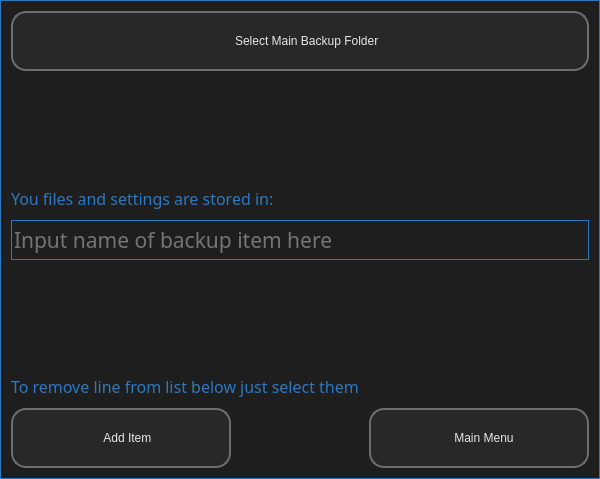
Old version of the form ui/ui_07_settings.ui in the repository il721/EasyBack.
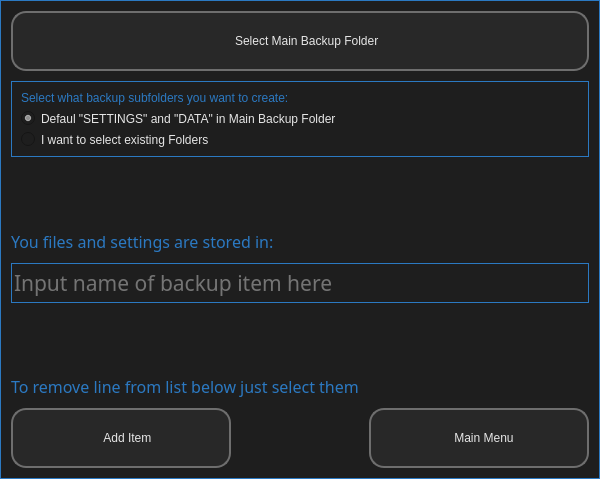
New version of the form. Icons and pictures are not drawn.

Commit message: Edit "SaveList", ""Settings and "ViewList" dialog`s

```diff
--- a/ui/ui_07_settings.ui
+++ b/ui/ui_07_settings.ui
@@ -94,6 +94,48 @@
      </property>
     </widget>
    </item>
+   <item>
+    <widget class="QFrame" name="checkbox">
+     <property name="styleSheet">
+      <string notr="true">border-color: #2B79C2;</string>
+     </property>
+     <layout class="QVBoxLayout" name="verticalLayout_2">
+      <item>
+       <widget class="QLabel" name="label_info_subfolders">
+        <property name="styleSheet">
+         <string notr="true"/>
+        </property>
+        <property name="text">
+         <string>Select what backup subfolders you want to create:</string>
+        </property>
+       </widget>
+      </item>
+      <item>
+       <widget class="QRadioButton" name="default_folder_rad">
+        <property name="toolTip">
+         <string>Select this if you want to backup programm settings like MS Word, Adobe Photoshop etc.</string>
+        </property>
+        <property name="text">
+         <string>Defaul &quot;SETTINGS&quot; and &quot;DATA&quot; in Main Backup Folder</string>
+        </property>
+        <property name="checked">
+         <bool>true</bool>
+        </property>
+       </widget>
+      </item>
+      <item>
+       <widget class="QRadioButton" name="my_subfolders_rad">
+        <property name="toolTip">
+         <string>Select this if you want to backup some personal data like MyWork, Foto, Doc`s etc.</string>
+        </property>
+        <property name="text">
+         <string>I want to select existing Folders</string>
+        </property>
+       </widget>
+      </item>
+     </layout>
+    </widget>
+   </item>
    <item>
     <spacer name="verticalSpacer_3">
      <property name="orientation">
```
Left out of the diff: 5 changed lines with no effect on the pictures. The commit also changes 6 other files.
